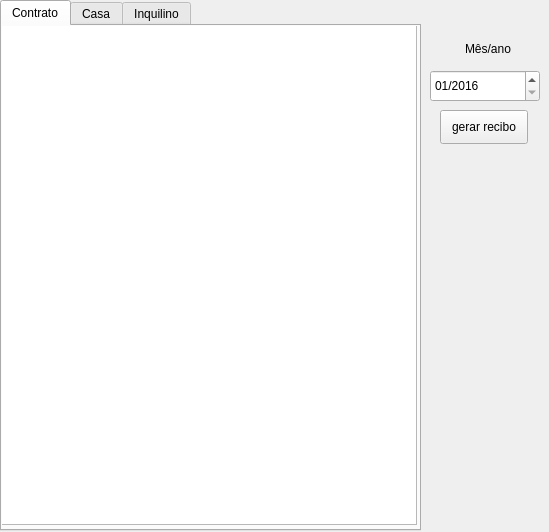
Above: interface/Visualizacao.ui from adenilsonElias/Gerenciador_Casa_Aluguel before the change. Below: the same form after it.
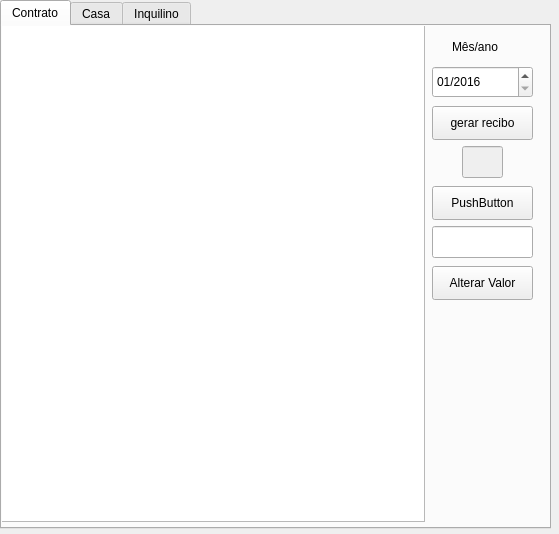
That is the form after the change.

Diff of the .ui file:
```diff
--- a/interface/Visualizacao.ui
+++ b/interface/Visualizacao.ui
@@ -6,10 +6,16 @@
    <rect>
     <x>0</x>
     <y>0</y>
-    <width>549</width>
-    <height>532</height>
+    <width>559</width>
+    <height>534</height>
    </rect>
   </property>
+  <property name="sizePolicy">
+   <sizepolicy hsizetype="Preferred" vsizetype="Preferred">
+    <horstretch>0</horstretch>
+    <verstretch>0</verstretch>
+   </sizepolicy>
+  </property>
   <property name="windowTitle">
    <string>Form</string>
   </property>
@@ -18,10 +24,28 @@
     <rect>
      <x>0</x>
      <y>0</y>
-     <width>421</width>
-     <height>531</height>
+     <width>551</width>
+     <height>529</height>
     </rect>
    </property>
+   <property name="sizePolicy">
+    <sizepolicy hsizetype="Preferred" vsizetype="Preferred">
+     <horstretch>1</horstretch>
+     <verstretch>1</verstretch>
+    </sizepolicy>
+   </property>
+   <property name="minimumSize">
+    <size>
+     <width>251</width>
+     <height>0</height>
+    </size>
+   </property>
+   <property name="sizeIncrement">
+    <size>
+     <width>1</width>
+     <height>1</height>
+    </size>
+   </property>
    <property name="currentIndex">
     <number>0</number>
    </property>
@@ -37,11 +61,156 @@
       <rect>
        <x>-2</x>
        <y>-2</y>
-       <width>417</width>
-       <height>501</height>
+       <width>425</width>
+       <height>498</height>
       </rect>
      </property>
+     <property name="sizePolicy">
+      <sizepolicy hsizetype="Preferred" vsizetype="Preferred">
+       <horstretch>1</horstretch>
+       <verstretch>1</verstretch>
+      </sizepolicy>
+     </property>
+     <property name="sizeIncrement">
+      <size>
+       <width>1</width>
+       <height>1</height>
+      </size>
+     </property>
+     <property name="verticalScrollBarPolicy">
+      <enum>Qt::ScrollBarAsNeeded</enum>
+     </property>
+     <property name="horizontalScrollBarPolicy">
+      <enum>Qt::ScrollBarAsNeeded</enum>
+     </property>
+     <property name="sizeAdjustPolicy">
+      <enum>QAbstractScrollArea::AdjustToContents</enum>
+     </property>
+     <property name="autoScroll">
+      <bool>false</bool>
+     </property>
+     <attribute name="horizontalHeaderCascadingSectionResizes">
+      <bool>false</bool>
+     </attribute>
+     <attribute name="horizontalHeaderStretchLastSection">
+      <bool>true</bool>
+     </attribute>
     </widget>
+    <widget class="QLabel" name="label">
+     <property name="geometry">
+      <rect>
+       <x>450</x>
+       <y>10</y>
+       <width>61</width>
+       <height>21</height>
+      </rect>
+     </property>
+     <property name="text">
+      <string>Mês/ano</string>
+     </property>
+     <property name="alignment">
+      <set>Qt::AlignLeading|Qt::AlignLeft|Qt::AlignVCenter</set>
+     </property>
+    </widget>
+    <widget class="QPushButton" name="Gerar_recibo">
+     <property name="geometry">
+      <rect>
+       <x>430</x>
+       <y>80</y>
+       <width>101</width>
+       <height>34</height>
+      </rect>
+     </property>
+     <property name="text">
+      <string>gerar recibo</string>
+     </property>
+    </widget>
+    <widget class="QDateEdit" name="Mes">
+     <property name="geometry">
+      <rect>
+       <x>430</x>
+       <y>40</y>
+       <width>101</width>
+       <height>32</height>
+      </rect>
+     </property>
+     <property name="minimumDate">
+      <date>
+       <year>2016</year>
+       <month>1</month>
+       <day>1</day>
+      </date>
+     </property>
+     <property name="currentSection">
+      <enum>QDateTimeEdit::MonthSection</enum>
+     </property>
+     <property name="displayFormat">
+      <string>MM/yyyy</string>
+     </property>
+     <property name="calendarPopup">
+      <bool>false</bool>
+     </property>
+     <property name="currentSectionIndex">
+      <number>0</number>
+     </property>
+    </widget>
+    <widget class="QPushButton" name="At_De">
+     <property name="geometry">
+      <rect>
+       <x>430</x>
+       <y>160</y>
+       <width>101</width>
+       <height>34</height>
+      </rect>
+     </property>
+     <property name="text">
+      <string>PushButton</string>
+     </property>
+    </widget>
+    <widget class="QLineEdit" name="Idsao">
+     <property name="enabled">
+      <bool>false</bool>
+     </property>
+     <property name="geometry">
+      <rect>
+       <x>460</x>
+       <y>120</y>
+       <width>41</width>
+       <height>32</height>
+      </rect>
+     </property>
+    </widget>
+    <widget class="QPushButton" name="Valor">
+     <property name="geometry">
+      <rect>
+       <x>430</x>
+       <y>240</y>
+       <width>101</width>
+       <height>34</height>
+      </rect>
+     </property>
+     <property name="text">
+      <string>Alterar Valor</string>
+     </property>
+    </widget>
+    <widget class="QLineEdit" name="New_value">
+     <property name="geometry">
+      <rect>
+       <x>430</x>
+       <y>200</y>
+       <width>101</width>
+       <height>32</height>
+      </rect>
+     </property>
+    </widget>
+    <zorder>Gerar_recibo</zorder>
+    <zorder>tabelaContrato</zorder>
+    <zorder>label</zorder>
+    <zorder>Mes</zorder>
+    <zorder>At_De</zorder>
+    <zorder>Idsao</zorder>
+    <zorder>Valor</zorder>
+    <zorder>New_value</zorder>
    </widget>
    <widget class="QWidget" name="tabWidgetPage1">
     <attribute name="title">
@@ -74,61 +243,6 @@
     </widget>
    </widget>
   </widget>
-  <widget class="QPushButton" name="Gerar_recibo">
-   <property name="geometry">
-    <rect>
-     <x>440</x>
-     <y>110</y>
-     <width>88</width>
-     <height>34</height>
-    </rect>
-   </property>
-   <property name="text">
-    <string>gerar recibo</string>
-   </property>
-  </widget>
-  <widget class="QDateEdit" name="Mes">
-   <property name="geometry">
-    <rect>
-     <x>430</x>
-     <y>70</y>
-     <width>110</width>
-     <height>32</height>
-    </rect>
-   </property>
-   <property name="minimumDate">
-    <date>
-     <year>2016</year>
-     <month>1</month>
-     <day>1</day>
-    </date>
-   </property>
-   <property name="currentSection">
-    <enum>QDateTimeEdit::MonthSection</enum>
-   </property>
-   <property name="displayFormat">
-    <string>MM/yyyy</string>
-   </property>
-   <property name="calendarPopup">
-    <bool>false</bool>
-   </property>
-   <property name="currentSectionIndex">
-    <number>0</number>
-   </property>
-  </widget>
-  <widget class="QLabel" name="label">
-   <property name="geometry">
-    <rect>
-     <x>465</x>
-     <y>40</y>
-     <width>61</width>
-     <height>18</height>
-    </rect>
-   </property>
-   <property name="text">
-    <string>Mês/ano</string>
-   </property>
-  </widget>
  </widget>
  <resources/>
  <connections/>
```
Left out of the diff: 101 changed lines with no effect on the pictures.
